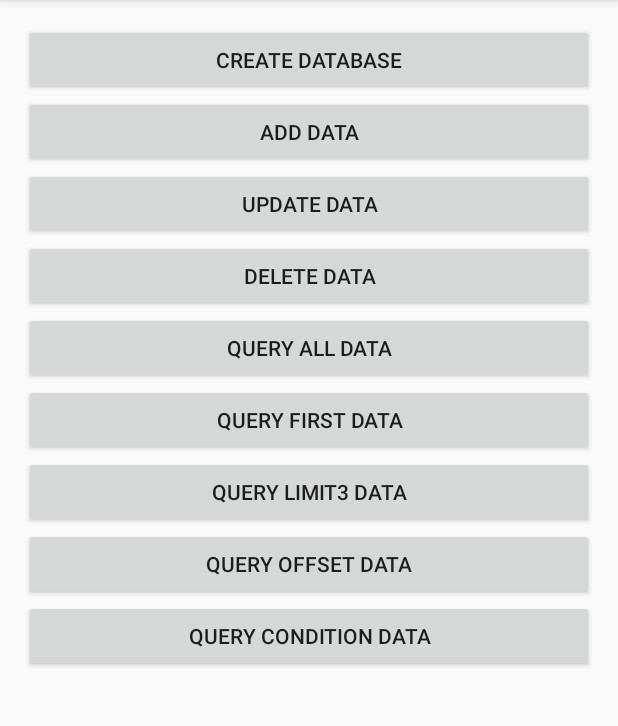
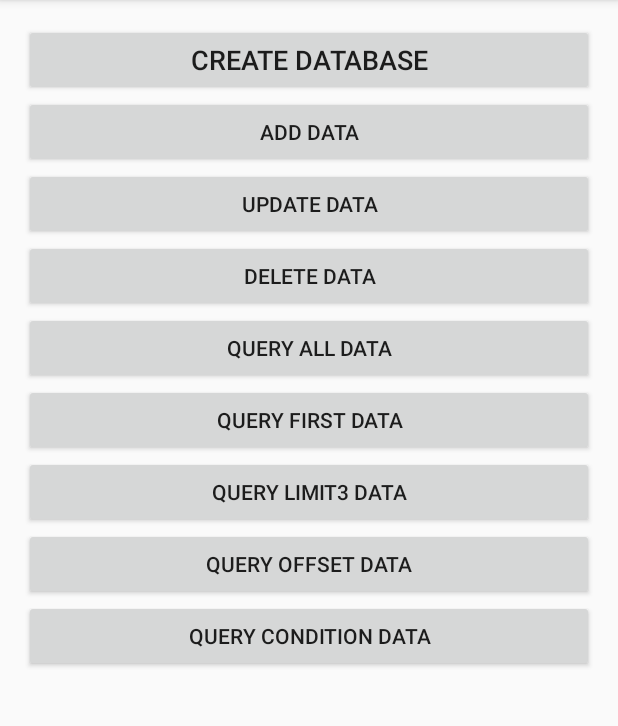
Before and after one commit to lyjosborn/AndroidPractice, an Android app: the screen it shows after launch (MainActivity), on a phone screen of 412 x 824 dp, the part 84-810 px from its top. Run offline under Robolectric (Android 15) with nearby library versions, the phone set to English and light mode, and no system bars; libraries missing offline, so code that uses them is left out: org.litepal, org.litepal.crud.

Commit message:
Update activity_main.xml

```diff
--- a/app/src/main/res/layout/activity_main.xml
+++ b/app/src/main/res/layout/activity_main.xml
@@ -14,7 +14,9 @@
         android:id="@+id/create_database"
         android:layout_width="match_parent"
         android:layout_height="wrap_content"
-        android:text="Create database"/>
+        android:text="Create database"
+        android:textSize="18sp" />
+
     <Button
         android:id="@+id/add_data"
         android:layout_below="@id/create_database"
```
